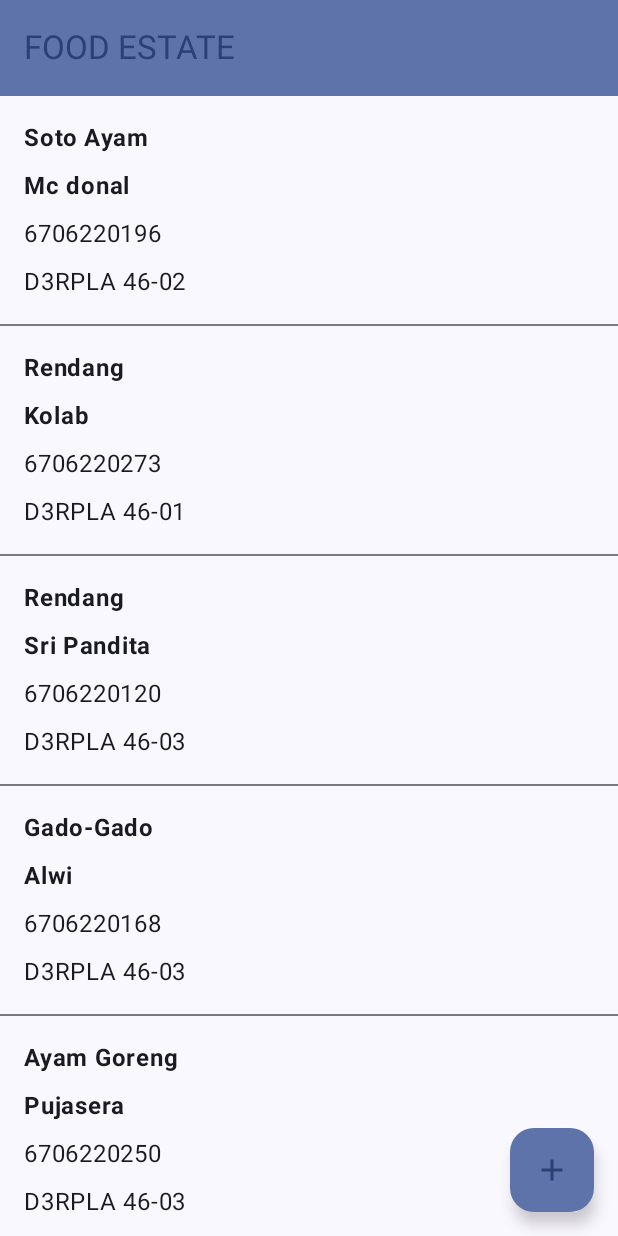
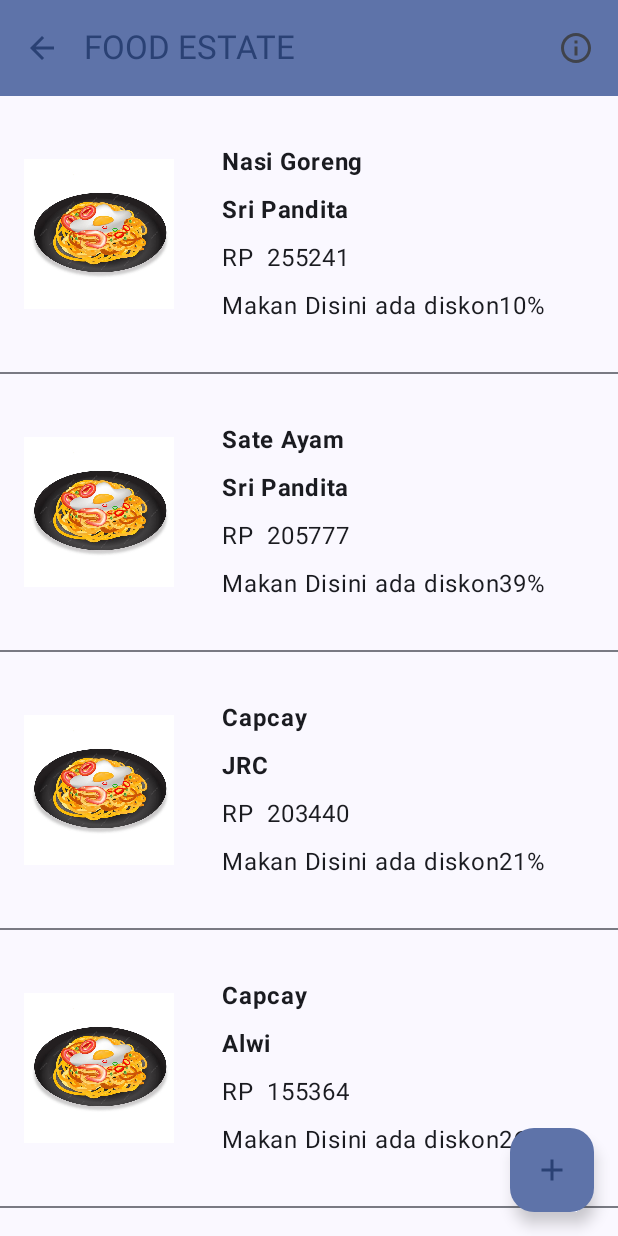
Before and after one commit to faisalabdulr/AssesmentMopro1, an Android app built with Jetpack Compose: the MenuScreen screen opened through its navigation route, on a phone screen of 412 x 824 dp. Run offline under Robolectric (Android 15) with nearby library versions, the phone set to English and light mode, and no system bars.

Commit message:
Harusnya Menu nya banyak foto

```diff
--- a/app/src/main/java/com/d3if6706220090/assesment1faisal/ui/screen/AboutScreen.kt
+++ b/app/src/main/java/com/d3if6706220090/assesment1faisal/ui/screen/AboutScreen.kt
@@ -107,6 +107,6 @@ fun AboutScreen(navController: NavController){
 
 private fun getData(): List<Profil> {
     return listOf(
-        Profil("Faisal", R.drawable.profil)
+        Profil("Faisal", R.drawable.toko)
     )
 }
--- a/app/src/main/java/com/d3if6706220090/assesment1faisal/ui/screen/LoginScreen.kt
+++ b/app/src/main/java/com/d3if6706220090/assesment1faisal/ui/screen/LoginScreen.kt
@@ -8,6 +8,7 @@ import androidx.compose.foundation.layout.fillMaxSize
 import androidx.compose.foundation.layout.height
 import androidx.compose.foundation.layout.padding
 import androidx.compose.material.icons.Icons
+import androidx.compose.material.icons.filled.ArrowBack
 import androidx.compose.material.icons.outlined.Info
 import androidx.compose.material3.Button
 import androidx.compose.material3.ExperimentalMaterial3Api
@@ -36,7 +37,14 @@ fun LoginScreen(navController: NavHostController) {
         verticalArrangement = Arrangement.Center,
         horizontalAlignment = Alignment.CenterHorizontally
     ) {
-        TopAppBar(
+        TopAppBar(navigationIcon = {
+            IconButton(onClick = { navController.popBackStack() }) {
+                Icon(imageVector = Icons.Filled.ArrowBack,
+                    contentDescription = stringResource(id = R.string.kembali),
+                    tint = MaterialTheme.colorScheme.primary
+                )
+            }
+        },
             title = {
                 Text(
                     text = stringResource(id = R.string.app_name),
@@ -49,7 +57,7 @@ fun LoginScreen(navController: NavHostController) {
             actions = {
                 IconButton(
                     onClick = {
-                        navController.navigate(Screen.Home.route)
+                        navController.navigate(Screen.About.route)
                     }
                 ) {
                     Icon(
--- a/app/src/main/java/com/d3if6706220090/assesment1faisal/ui/screen/MainViewModel.kt
+++ b/app/src/main/java/com/d3if6706220090/assesment1faisal/ui/screen/MainViewModel.kt
@@ -1,6 +1,7 @@
 package com.d3if6706220090.assesment1faisal.ui.screen
 
 import androidx.lifecycle.ViewModel
+import com.d3if6706220090.assesment1faisal.R
 import com.d3if6706220090.assesment1faisal.model.MenuItem
 
 class MainViewModel : ViewModel() {
@@ -11,18 +12,19 @@ class MainViewModel : ViewModel() {
         val namaToko = arrayOf("WDP", "Pujasera", "Sri Pandita", "Asabil", "JRC", "Alwi", "Podomoro", "Kolab", "Mc donal", "KFC")
         val makanan = arrayOf("Nasi Goreng", "Mie Goreng", "Soto Ayam", "Gado-Gado", "Rendang", "Bakso", "Sate Ayam", "Ayam Goreng", "Pecel Lele", "Capcay")
 
+
         for (i in 1..10) {
             val namaToko = namaToko.random()
-            val nimRandom = (100..300).random().toString()
-            val kelasRandom = (1..5).random().toString()
+            val nimRandom = (10000..300000).random().toString()
+            val kelasRandom = (10..50).random().toString()
             val makananRandom = makanan.random()
             val hargaRandom = (10000..500000).random()
             data.add(
                 MenuItem(
                     id = i.toLong(),
                     nama = namaToko,
-                    nim = "6706220" + nimRandom,
-                    kelas = "D3RPLA 46-0" + kelasRandom,
+                    nim = "RP  " + nimRandom,
+                    kelas = "Makan Disini ada diskon" + kelasRandom + "%",
                     Makanan = makananRandom,
                     price = hargaRandom
                 )
--- a/app/src/main/java/com/d3if6706220090/assesment1faisal/ui/screen/MenuScreen.kt
+++ b/app/src/main/java/com/d3if6706220090/assesment1faisal/ui/screen/MenuScreen.kt
@@ -2,16 +2,20 @@ package com.d3if6706220090.assesment1faisal.ui.screen
 
 import android.content.res.Configuration
 import android.widget.Toast
+import androidx.compose.foundation.Image
 import androidx.compose.foundation.clickable
 import androidx.compose.foundation.layout.*
 import androidx.compose.foundation.lazy.LazyColumn
 import androidx.compose.foundation.lazy.items
 import androidx.compose.material.icons.Icons
 import androidx.compose.material.icons.filled.Add
+import androidx.compose.material.icons.filled.ArrowBack
+import androidx.compose.material.icons.outlined.Info
 import androidx.compose.material3.Divider
 import androidx.compose.material3.ExperimentalMaterial3Api
 import androidx.compose.material3.FloatingActionButton
 import androidx.compose.material3.Icon
+import androidx.compose.material3.IconButton
 import androidx.compose.material3.MaterialTheme
 import androidx.compose.material3.Scaffold
 import androidx.compose.material3.Text
@@ -21,7 +25,9 @@ import androidx.compose.runtime.Composable
 import androidx.compose.ui.Alignment
 import androidx.compose.ui.Modifier
 import androidx.compose.ui.platform.LocalContext
+import androidx.compose.ui.res.painterResource
 import androidx.compose.ui.res.stringResource
+import androidx.compose.ui.semantics.Role.Companion.Image
 import androidx.compose.ui.text.font.FontWeight
 import androidx.compose.ui.text.style.TextOverflow
 import androidx.compose.ui.tooling.preview.Preview
@@ -42,8 +48,29 @@ fun MenuScreen(navController: NavController) {
     Scaffold(
         topBar = {
             TopAppBar(
+                navigationIcon = {
+                    IconButton(onClick = { navController.popBackStack() }) {
+                        Icon(
+                            imageVector = Icons.Filled.ArrowBack,
+                            contentDescription = stringResource(id = R.string.kembali),
+                            tint = MaterialTheme.colorScheme.primary
+                        )
+                    }
+                },
                 title = {
                     Text(text = stringResource(id = R.string.app_name))
+                },
+                actions = {
+                    IconButton(
+                        onClick = {
+                            navController.navigate(Screen.About.route)
+                        }
+                    ) {
+                        Icon(
+                            imageVector = Icons.Outlined.Info,
+                            contentDescription = stringResource(id = R.string.tentang_aplikasi)
+                        )
+                    }
                 },
                 colors = TopAppBarDefaults.mediumTopAppBarColors(
                     containerColor = MaterialTheme.colorScheme.primaryContainer,
@@ -103,6 +130,20 @@ fun ScreenContent(modifier: Modifier) {
 
 @Composable
 fun ListItem(menuItem: MenuItem, onClick: () -> Unit) {
+    Row(
+        modifier = Modifier
+            .fillMaxWidth()
+            .clickable { onClick() }
+            .padding(16.dp),
+        verticalAlignment = Alignment.CenterVertically
+    ) {
+        // Gambar
+        Image(
+            painter = painterResource(R.drawable.miegoreng,),
+            contentDescription = null,
+            modifier = Modifier.size(100.dp),
+        )
+        Spacer(modifier = Modifier.width(16.dp)) // Spasi antara gambar dan teks
         Column(
             modifier = Modifier
                 .fillMaxWidth()
@@ -110,10 +151,12 @@ fun ListItem(menuItem: MenuItem, onClick: () -> Unit) {
                 .padding(16.dp),
             verticalArrangement = Arrangement.spacedBy(8.dp)
         ) {
-        Text(text = menuItem.Makanan,
+            Text(
+                text = menuItem.Makanan,
                 maxLines = 1,
                 overflow = TextOverflow.Ellipsis,
-            fontWeight = FontWeight.Bold)
+                fontWeight = FontWeight.Bold
+            )
             Text(
                 text = menuItem.nama,
                 maxLines = 1,
@@ -126,7 +169,6 @@ fun ListItem(menuItem: MenuItem, onClick: () -> Unit) {
                 overflow = TextOverflow.Ellipsis
             )
             Text(text = menuItem.kelas)
-
 
 
         }
@@ -149,3 +191,4 @@ fun GreetingPreview() {
             MenuScreen(navController = rememberNavController())
         }
     }
+}
--- a/app/src/main/res/values/strings.xml
+++ b/app/src/main/res/values/strings.xml
@@ -3,22 +3,22 @@
     <string name="masuk">Selamat Datang di FOOD ESTATE</string>
 
     <string name="tentang_aplikasi">Tentang Aplikasi</string>
-    <string name="Makanan" translatable="false">Nama Makanan</string>
-    <string name="b_inggris">Bahasa Inggris</string>
+    <string name="Makanan">Nama Makanan</string>
+    <string name="b_inggris" translatable="false">Bahasa Inggris</string>
     <string name="makanan"> Harga Makanan</string>
     <string name="jumlah_pesan">Jumlah Pesan</string>
     <string name="input_invalid">Masukan Salah</string>
     <string name="hitung">Hitung</string>
     <string name="total_harga">Total Harga: %1$.2f</string>
-    <string name="sangat_baik">Sangat Baik</string>
+    <string name="sangat_baik" translatable="false">Sangat Baik</string>
     <string name="diskon_besar">Diskon Besar</string>
     <string name="diskon_sedang">Diskon Sedang</string>
     <string name="tanpa_diskon">Tanpa Diskon</string>
     <string name="bagikan">Bagikan</string>
     <string name="kembali">Kembali</string>
     <string name="tambah_catatan">Tambah catatan.</string>
-    <string name="list_kosong">Tambah catatan.</string>
-    <string name="x_diklik">%1$s diklik!</string>
+    <string name="list_kosong" translatable="false">Tambah catatan.</string>
+    <string name="x_diklik" translatable="false">%1$s diklik!</string>
     <string name="profil">Profil Pembuat</string>
     <string name="gambar">Gambar %1$s</string>
     <string name="dine_in">Dine-In</string>
```
Also changed, not shown: app/src/main/res/drawable/ayamgoreng.jpg (added), app/src/main/res/drawable/bakso.jpg (added), app/src/main/res/drawable/capcay.jpg (added), app/src/main/res/drawable/miegoreng.jpg (added), app/src/main/res/drawable/nasigoreng.jpg (added), app/src/main/res/drawable/sateayam.jpg (added), app/src/main/res/drawable/sotoayam.jpeg (added), app/src/main/res/drawable/toko.jpg (added), 1 other file. Lines whose indentation alone changed are shown as unchanged.
